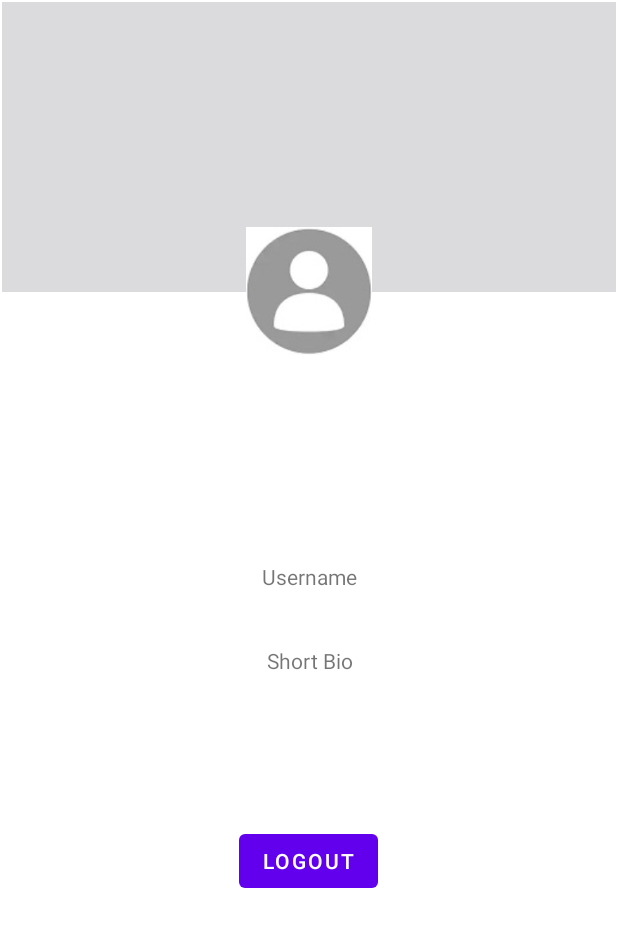
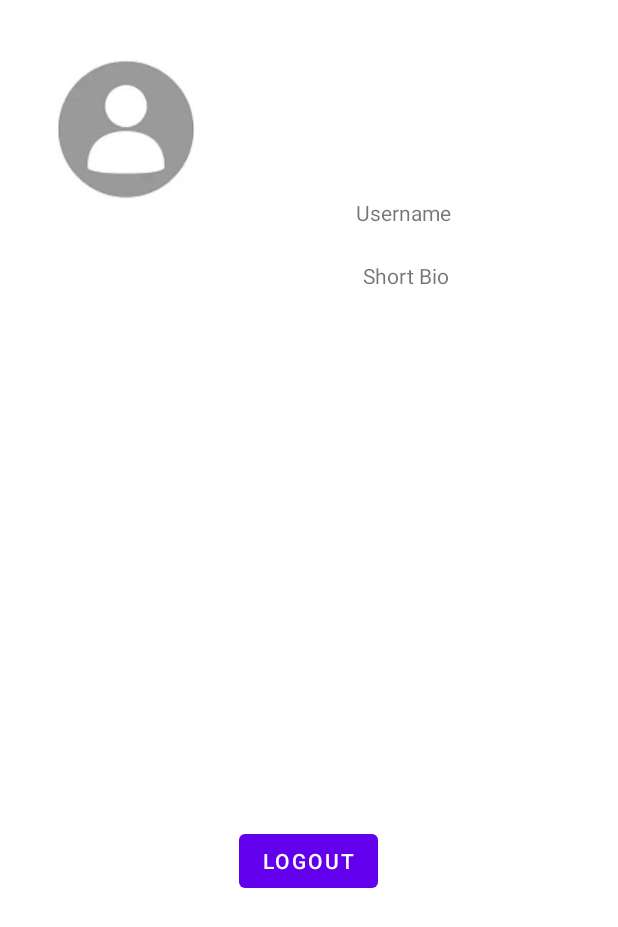
Before and after one commit to AkshataPuranik123/Instagrammy, an Android app: the layout activity_3.xml on its own in the app's theme, with its tools: preview values and no code run, on a phone screen of 412 x 824 dp. Shown: the top 927 px of the screen. Run offline under Robolectric (Android 15) with nearby library versions, the phone set to English and light mode, and no system bars; Roboto replaces fonts that are not available here.

Commit message:
Assignment 1 Submission

```diff
--- a/app/src/main/res/layout/activity_3.xml
+++ b/app/src/main/res/layout/activity_3.xml
@@ -13,28 +13,14 @@
     android:layerType="software"
     tools:context=".Activity3">
 
-    <TextView
-        android:id="@+id/textView5"
-        android:layout_width="700dp"
-        android:layout_height="193dp"
-        android:layout_alignParentStart="true"
-        android:layout_alignParentTop="true"
-        android:layout_marginLeft="1dp"
-        android:layout_marginTop="1dp"
-        android:layout_marginRight="1dp"
-        android:background="#DBDADC"
-        android:layerType="hardware"
-        tools:layout_editor_absoluteX="21dp"
-        tools:layout_editor_absoluteY="14dp"
-        android:layout_alignParentLeft="true" />
-
     <ImageView
         android:id="@+id/imageView2"
-        android:layout_width="85dp"
-        android:layout_height="85dp"
+        android:layout_width="93dp"
+        android:layout_height="93dp"
         android:layout_alignParentTop="true"
-        android:layout_centerHorizontal="true"
-        android:layout_marginTop="151dp"
+        android:layout_marginStart="37dp"
+        android:layout_marginLeft="37dp"
+        android:layout_marginTop="39dp"
         app:srcCompat="@drawable/profilepicture"
         tools:layout_editor_absoluteX="147dp"
         tools:layout_editor_absoluteY="224dp" />
@@ -43,13 +29,15 @@
         android:id="@+id/textView6"
         android:layout_width="240dp"
         android:layout_height="30dp"
+        android:layout_alignParentEnd="true"
+        android:layout_alignParentRight="true"
         android:layout_alignParentBottom="true"
-        android:layout_centerInParent="true"
-        android:layout_marginBottom="419dp"
+        android:layout_centerVertical="true"
+        android:layout_marginEnd="23dp"
+        android:layout_marginRight="23dp"
+        android:layout_marginBottom="662dp"
         android:gravity="center_horizontal"
         android:text="Username"
-        app:flow_horizontalAlign="center"
-        app:flow_verticalAlign="center"
         app:layout_constraintEnd_toEndOf="parent"
         app:layout_constraintStart_toStartOf="parent"
         tools:layout_editor_absoluteY="365dp" />
@@ -57,10 +45,14 @@
     <TextView
         android:id="@+id/textView7"
         android:layout_width="240dp"
-        android:layout_height="70dp"
+        android:layout_height="50dp"
+        android:layout_alignParentEnd="true"
+        android:layout_alignParentRight="true"
         android:layout_alignParentBottom="true"
-        android:layout_centerInParent="true"
-        android:layout_marginBottom="323dp"
+        android:layout_centerVertical="true"
+        android:layout_marginEnd="22dp"
+        android:layout_marginRight="22dp"
+        android:layout_marginBottom="600dp"
         android:gravity="center_horizontal"
         android:text="Short Bio"
         app:layout_constraintEnd_toEndOf="parent"
--- a/app/src/main/res/values/strings.xml
+++ b/app/src/main/res/values/strings.xml
@@ -1,3 +1,7 @@
 <resources>
     <string name="app_name">Instagrammy</string>
+    <string name="logout">Logout</string>
+    <string name="username">Username</string>
+    <string name="short_bio">Short Bio</string>
+    <string name="profilepic">Profilepic</string>
 </resources>
```
Also changed, not shown: app/src/main/java/com/example/instagrammy/Activity3.java (+26 -14 lines), app/src/main/res/layout/activity_act4.xml (deleted, +0 -9 lines).
